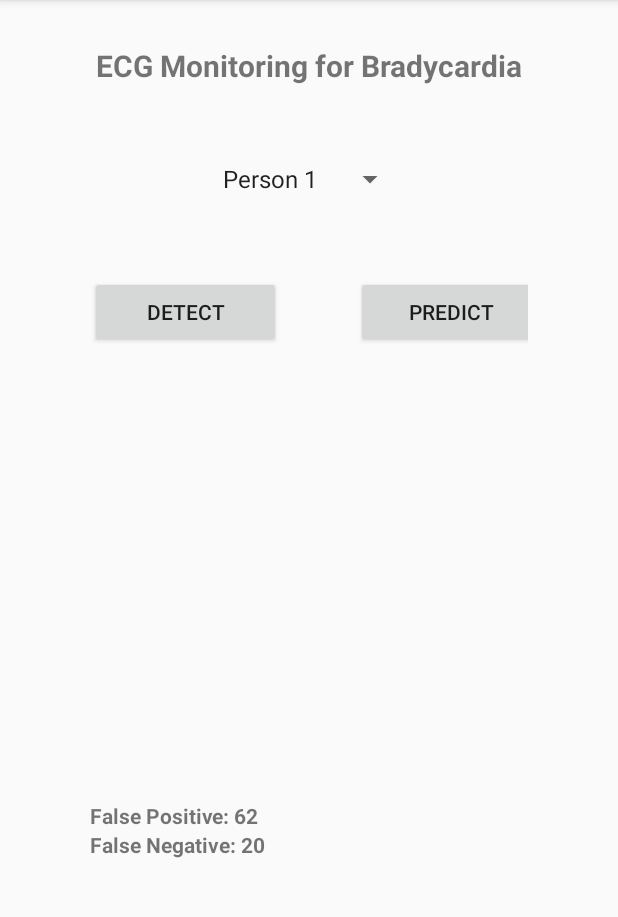
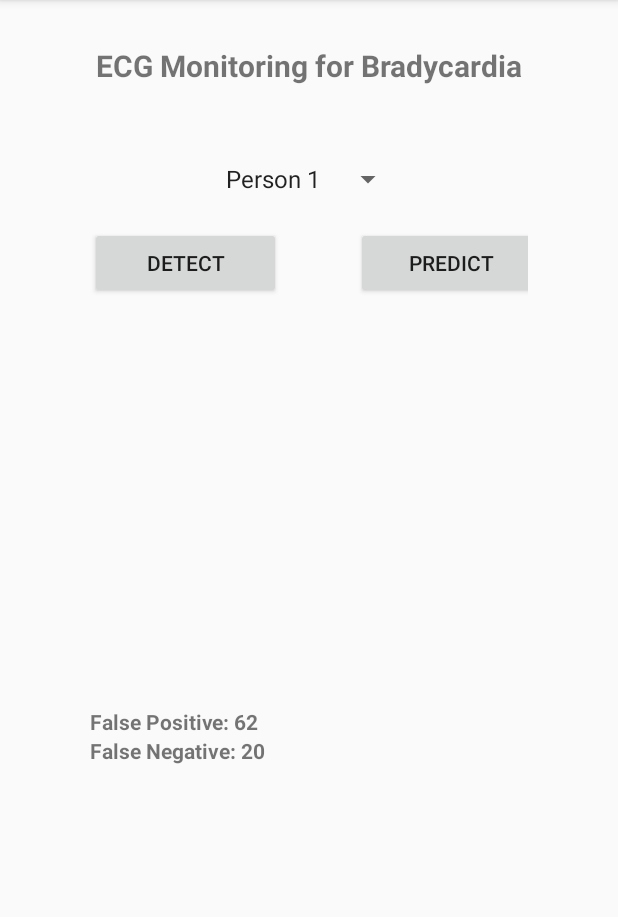
Before and after one commit to sanu11/MCProject, an Android app: the screen it shows after launch (MainActivity), after a tap on "DETECT", on a phone screen of 412 x 824 dp, the part 84-1001 px from its top. Run offline under Robolectric (Android 15) with nearby library versions, the phone set to English and light mode, and no system bars; libraries missing offline, so code that uses them is left out: com.jjoe64.graphview, weka.classifiers, weka.core; plain views replace GraphView; 37 statements that could not run were skipped.

Commit message:
Few UI changes and execution time displayed

```diff
--- a/AndroidCode/app/src/main/java/com/example/projectapp/MainActivity.java
+++ b/AndroidCode/app/src/main/java/com/example/projectapp/MainActivity.java
@@ -80,7 +80,7 @@ public class MainActivity extends AppCompatActivity {
             e.printStackTrace();
         }
         String[] arraySpinner = new String[] {
-                "Person 1", "Person 2", "Person 3", "Person 4", "Custom"
+                "Person 1", "Person 2", "Person 3", "Person 4"
         };
         Spinner s = (Spinner) findViewById(R.id.spinner);
         final Button uploadFile = findViewById(R.id.uploadFileButton);
@@ -94,15 +94,14 @@ public class MainActivity extends AppCompatActivity {
             public void onItemSelected(AdapterView<?> parent, View view, int position, long id) {
                 String selectedItem = parent.getItemAtPosition(position).toString();
                 SelectedPersonIndex = position;
-                if(selectedItem.equals("Custom"))   {
-                    findViewById(R.id.uploadFileButton).setVisibility(View.VISIBLE);
-                    GraphView graphView = findViewById(R.id.graphInterface);
-                    graphView.removeAllSeries();
-                    graphView.setVisibility(View.GONE);
-                    //TODO : handle case of Custom selected and Detect clicked without uploading file
-                }
-                else
-                    findViewById(R.id.uploadFileButton).setVisibility(View.GONE);
+//                if(selectedItem.equals("Custom"))   {
+//                    findViewById(R.id.uploadFileButton).setVisibility(View.VISIBLE);
+//                    GraphView graphView = findViewById(R.id.graphInterface);
+//                    graphView.removeAllSeries();
+//                    graphView.setVisibility(View.GONE);
+//                    //TODO : handle case of Custom selected and Detect clicked without uploading file
+//                }
+                findViewById(R.id.uploadFileButton).setVisibility(View.GONE);
             }
 
             @Override
@@ -388,6 +387,8 @@ public class MainActivity extends AppCompatActivity {
         graph.setVisibility(View.VISIBLE);
         graph.removeAllSeries();
 
+        TextView execTime = (TextView) findViewById(R.id.executionTime);
+        execTime.setVisibility(View.GONE);
         Spinner spinner = findViewById(R.id.spinner);
         String selectedItem = spinner.getSelectedItem().toString();
         Log.d("DetectButtonClick",""+selectedItem);
@@ -426,10 +427,10 @@ public class MainActivity extends AppCompatActivity {
             plotGraph(heartRateRecords.get(0));
             Log.d("HeartRate",""+ Arrays.toString(heartRateRecords.get(0)));
         }
-        else if(selectedItem.equals("Custom"))   {
-            Toast.makeText(MainActivity.this, "Select Upload file", Toast.LENGTH_SHORT).show();
-            //TODO
-        }
+//        else if(selectedItem.equals("Custom"))   {
+//            Toast.makeText(MainActivity.this, "Select Upload file", Toast.LENGTH_SHORT).show();
+//            //TODO
+//        }
         falsePositive(heartRateRecords.get(0));
     }
 
@@ -504,6 +505,9 @@ public class MainActivity extends AppCompatActivity {
 
         double executionTime = (double) (endTime - startTime)/1000000;
         Log.d("execution time in miliseconds", String.valueOf(executionTime));
+        TextView execTime = (TextView) findViewById(R.id.executionTime);
+        execTime.setVisibility(View.VISIBLE);
+        execTime.setText("Execution Time: "  + executionTime + " miliseconds");
         float accuracy = evaluator.calculateAccuracy(actual, predictions);
         Log.d("accuracy", String.valueOf(accuracy));
 
--- a/AndroidCode/app/src/main/res/layout/activity_main.xml
+++ b/AndroidCode/app/src/main/res/layout/activity_main.xml
@@ -21,7 +21,7 @@
 
     <Spinner
         android:id="@+id/spinner"
-        android:layout_width="130dp"
+        android:layout_width="wrap_content"
         android:layout_marginLeft="90dp"
         android:layout_centerHorizontal="true"
         android:layout_below="@+id/textView"
@@ -33,6 +33,8 @@
         android:layout_height="400dp"
         android:layout_centerInParent="true"
         android:layout_marginLeft="120dp"
+        android:paddingTop="20dp"
+        android:layout_below="@id/spinner"
         android:orientation="vertical">
 
         <Button
@@ -69,15 +71,15 @@
         <com.jjoe64.graphview.GraphView
             android:id="@+id/graphInterface"
             android:layout_width="match_parent"
-            android:layout_height="200dp"
-            android:layout_marginTop="150dp"
+            android:layout_height="220dp"
+            android:layout_marginTop="90dp"
             android:visibility="gone" />
 
         <TextView
             android:id="@+id/falsePositive"
             android:layout_width="match_parent"
             android:layout_height="wrap_content"
-            android:layout_marginTop="350dp"
+            android:layout_marginTop="320dp"
             android:text="False Positive:"
             android:textStyle="bold"/>
         <TextView
@@ -87,6 +89,14 @@
             android:layout_below="@id/falsePositive"
             android:text="False Negative:"
             android:textStyle="bold"/>
+        <TextView
+            android:id="@+id/executionTime"
+            android:layout_width="match_parent"
+            android:layout_height="wrap_content"
+            android:layout_below="@id/falseNegtive"
+            android:text="Execution Time:"
+            android:visibility="gone"
+            android:textStyle="bold"/>
     </RelativeLayout>
 
 
```
